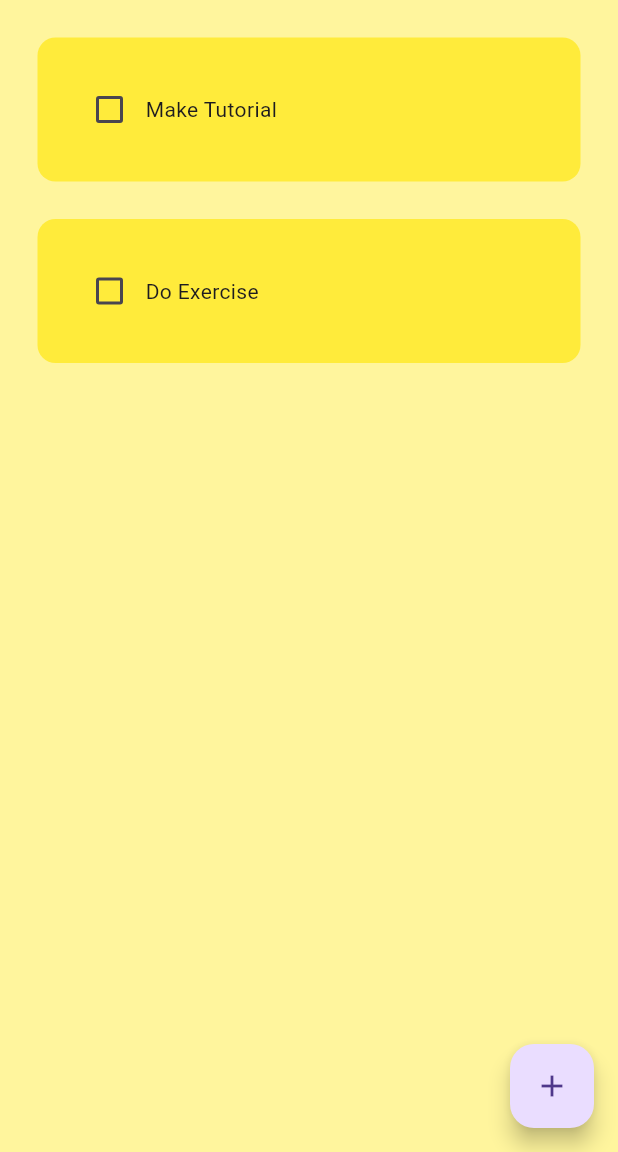
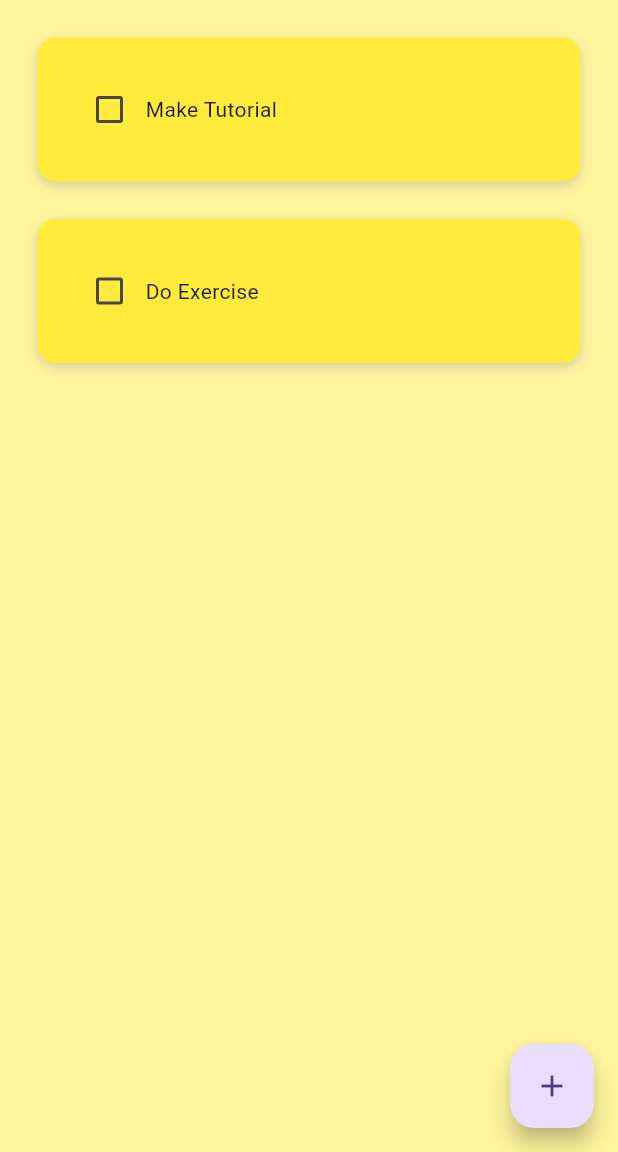
Before and after one commit to Thejuniordev/todo_app, a Flutter app: the screen it shows after launch, on a phone screen of 412 x 824 dp, the part 84-1236 px from its top. Run offline on Flutter 3.47's test engine with Material 3 defaults, Android fonts, the phone set to English and light mode, and no system bars; drawn by our look-alikes of flutter_slidable; our stand-ins replace hive_flutter; accounts and stored records are empty.

Commit message:
Update version

```diff
--- a/lib/utils/todo_tile.dart
+++ b/lib/utils/todo_tile.dart
@@ -1,3 +1,5 @@
+// ignore_for_file: must_be_immutable
+
 import 'package:flutter/material.dart';
 import 'package:flutter_slidable/flutter_slidable.dart';
 
@@ -21,7 +23,7 @@ class ToDoTile extends StatelessWidget {
       padding: const EdgeInsets.only(left: 25, right: 25, top: 25),
       child: Slidable(
         endActionPane: ActionPane(
-          motion: StretchMotion(),
+          motion: const StretchMotion(),
           children: [
             SlidableAction(
               onPressed: deleteFunction,
@@ -36,6 +38,13 @@ class ToDoTile extends StatelessWidget {
           decoration: BoxDecoration(
             color: Colors.yellow,
             borderRadius: BorderRadius.circular(12),
+            boxShadow: const [
+              BoxShadow(
+                color: Color.fromARGB(108, 158, 158, 158),
+                offset: Offset(0.0, 2.5),
+                blurRadius: 6.0,
+              ),
+            ],
           ),
           child: Row(
             children: [
--- a/pubspec.yaml
+++ b/pubspec.yaml
@@ -16,7 +16,7 @@ publish_to: 'none' # Remove this line if you wish to publish to pub.dev
 # https://developer.apple.com/library/archive/documentation/General/Reference/InfoPlistKeyReference/Articles/CoreFoundationKeys.html
 # In Windows, build-name is used as the major, minor, and patch parts
 # of the product and file versions while build-number is used as the build suffix.
-version: 1.0.0+1
+version: 1.1.1+2
 
 environment:
   sdk: '>=3.1.2 <4.0.0'
```
